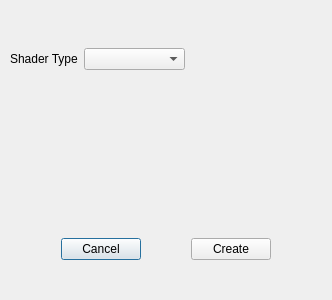
Qt form Editor/LuxonEditor.GUI.Qt/ShaderCreation/ShaderCreationWindow.ui (s-rahmani1992/LuxonEngine) before a commit.
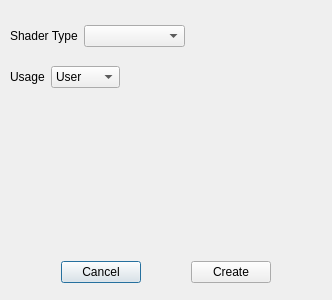
The same form after that commit. Custom widgets are drawn as their Qt base class.

Commit message: Added property for shader usage.

Patch:
```diff
--- a/Editor/LuxonEditor.GUI.Qt/ShaderCreation/ShaderCreationWindow.ui
+++ b/Editor/LuxonEditor.GUI.Qt/ShaderCreation/ShaderCreationWindow.ui
@@ -25,7 +25,7 @@
   <property name="maximumSize">
    <size>
     <width>16777215</width>
-    <height>490</height>
+    <height>560</height>
    </size>
   </property>
   <property name="windowTitle">
@@ -158,6 +158,86 @@
         </layout>
        </widget>
       </item>
+      <item>
+       <widget class="QWidget" name="shaderUsageField" native="true">
+        <property name="sizePolicy">
+         <sizepolicy hsizetype="Fixed" vsizetype="Fixed">
+          <horstretch>0</horstretch>
+          <verstretch>0</verstretch>
+         </sizepolicy>
+        </property>
+        <layout class="QHBoxLayout" name="usageLayout" stretch="0,0">
+         <property name="leftMargin">
+          <number>2</number>
+         </property>
+         <property name="topMargin">
+          <number>2</number>
+         </property>
+         <property name="rightMargin">
+          <number>2</number>
+         </property>
+         <property name="bottomMargin">
+          <number>2</number>
+         </property>
+         <item>
+          <widget class="QLabel" name="usageLabel">
+           <property name="sizePolicy">
+            <sizepolicy hsizetype="Fixed" vsizetype="Preferred">
+             <horstretch>0</horstretch>
+             <verstretch>0</verstretch>
+            </sizepolicy>
+           </property>
+           <property name="text">
+            <string>Usage</string>
+           </property>
+          </widget>
+         </item>
+         <item>
+          <widget class="QComboBox" name="shaderUsageBox">
+           <property name="sizePolicy">
+            <sizepolicy hsizetype="Fixed" vsizetype="Fixed">
+             <horstretch>0</horstretch>
+             <verstretch>0</verstretch>
+            </sizepolicy>
+           </property>
+           <property name="maxCount">
+            <number>2</number>
+           </property>
+           <item>
+            <property name="text">
+             <string>User</string>
+            </property>
+           </item>
+           <item>
+            <property name="text">
+             <string>Internal</string>
+            </property>
+           </item>
+          </widget>
+         </item>
+        </layout>
+       </widget>
+      </item>
+      <item>
+       <widget class="QTextField" name="nameField">
+        <property name="labelText">
+         <string>Name</string>
+        </property>
+        <property name="placeHolder">
+         <string>Display Name</string>
+        </property>
+       </widget>
+      </item>
+      <item>
+       <widget class="QTextField" name="identifierField">
+        <property name="labelText">
+         <string>Identifier</string>
+        </property>
+        <property name="placeHolder">
+         <string>Internal Identifier</string>
+        </property>
+       </widget>
+      </item>
       <item>
        <widget class="QWidget" name="rasterizationContainer" native="true">
         <property name="enabled">
```
The commit also changes 30 other files.
